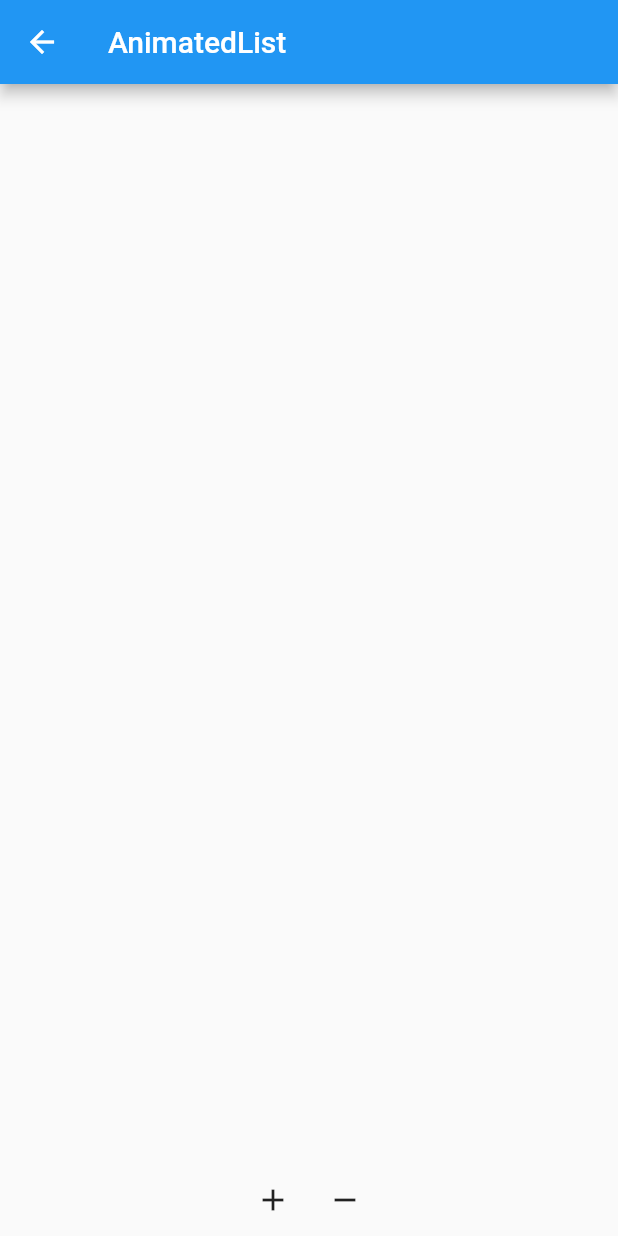
After one commit to wangpeibao/flutter_learn, a Flutter app: the MyAnimatedList screen opened by its route, after a tap on the "add" icon, after a tap on the "remove" icon, on a phone screen of 412 x 824 dp. The commit adds this screen. Run offline on Flutter 3.47's test engine with Material 2 defaults, Android fonts, the phone set to English and light mode, and no system bars.

Commit message:
AnimatedList

```diff
--- a/lib/main.dart
+++ b/lib/main.dart
@@ -2,6 +2,7 @@ import 'package:flutter/material.dart';
 import 'package:flutter_learn/pages/learn_aboutdialog.dart';
 import 'package:flutter_learn/pages/learn_alertdialog.dart';
 import 'package:flutter_learn/pages/learn_align.dart';
+import 'package:flutter_learn/pages/learn_animatedlist.dart';
 import 'package:flutter_localizations/flutter_localizations.dart';
 
 void main() => runApp(MyApp());
@@ -30,6 +31,7 @@ class MyApp extends StatelessWidget {
         "/learn_aboutdialog": (context) => MyAboutDialog(),
         "/learn_alertdialog": (context) => MyAlertDialog(),
         "/learn_align": (context) => MyAlign(),
+        "/learn_animatelist": (context) => MyAnimatedList(),
       },
       localizationsDelegates: [
         //此处
@@ -51,7 +53,8 @@ class Index extends StatelessWidget {
   var items = [
     {"name": "AboutDialog", "next": "/learn_aboutdialog"},
     {"name": "AlertDialog", "next": "/learn_alertdialog"},
-    {"name": "Align", "next": "/learn_align"}
+    {"name": "Align", "next": "/learn_align"},
+    {"name": "AnimatedList", "next": "/learn_animatelist"}
   ];
 
   @override
--- /dev/null
+++ b/lib/pages/learn_animatedlist.dart
@@ -0,0 +1,73 @@
+// 当列表数据发生变化时的过渡动画
+
+
+import 'package:flutter/material.dart';
+
+class MyAnimatedList extends StatefulWidget{
+  @override
+  MyState createState() => MyState();
+}
+
+class MyState extends State<MyAnimatedList> {
+
+  //
+  List<String> items = [];
+  final GlobalKey<AnimatedListState> _listKey = GlobalKey<AnimatedListState>();
+
+  @override
+  Widget build(BuildContext context) {
+    return Scaffold(
+      appBar: AppBar(title: Text("AnimatedList"),),
+      body: Column(
+        children: <Widget>[
+          Expanded(
+            child: AnimatedList(
+              key: _listKey,
+              initialItemCount: items.length,
+              itemBuilder: (BuildContext context, int index, Animation animation){
+                return _buildItem(items[index].toString(), animation);
+              },
+            ),
+          ),
+          Row(
+            mainAxisAlignment: MainAxisAlignment.center,
+            children: <Widget>[
+              IconButton(
+                icon: Icon(Icons.add),
+                onPressed: () {
+                  int index = items.length;
+                  items.add(index.toString());
+                  _listKey.currentState.insertItem(index);
+                },
+              ),
+              IconButton(
+                icon: Icon(Icons.remove),
+                onPressed: (){
+                  int index = items.length - 1;
+                  String item = items[index];
+                  _listKey.currentState.removeItem(index, (context, animation) => _buildItem(item, animation));
+                  items.removeAt(index);
+                },
+              )
+            ],
+          ),
+        ],
+      )
+    );
+  }
+
+  // 构建每行的方法(平移)
+  Widget _buildItem1(String _item, Animation _animation) {
+    return SlideTransition(
+      position: _animation.drive(CurveTween(curve: Curves.easeIn)).drive(Tween<Offset>(begin: Offset(1,1),end: Offset(0,1))),
+      child: ListTile(title: Text(_item),)
+    );
+  }
+  // 构建每行的方法(下落)
+  Widget _buildItem(String _item, Animation _animation) {
+    return SizeTransition(
+        sizeFactor: _animation,
+        child: ListTile(title: Text(_item),)
+    );
+  }
+}
```
